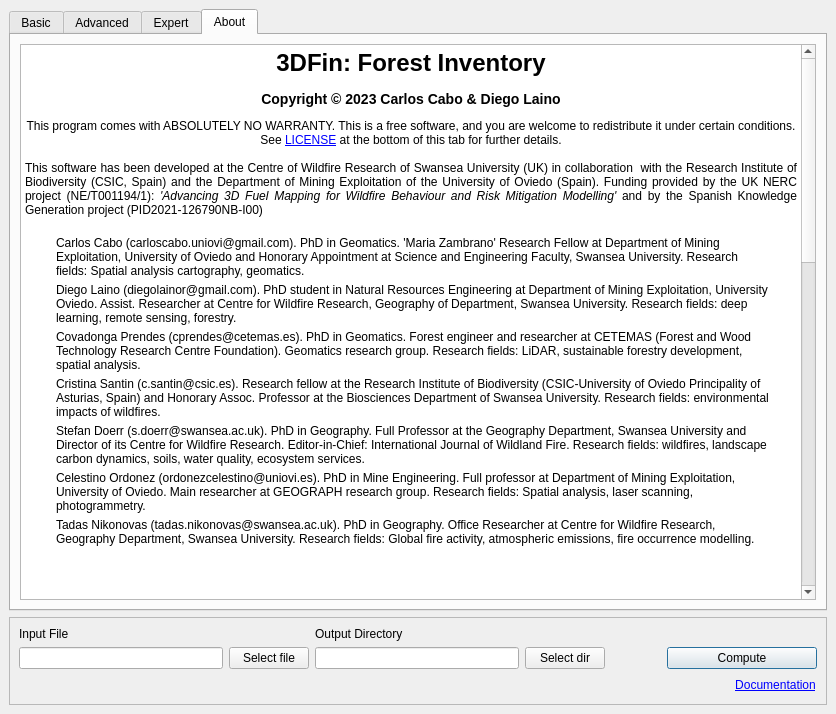
This is src/hatch-qt/qtfiles/main_window.ui in 3DFin/3DFin as Qt 5 draws it before an edit. The edited form follows.
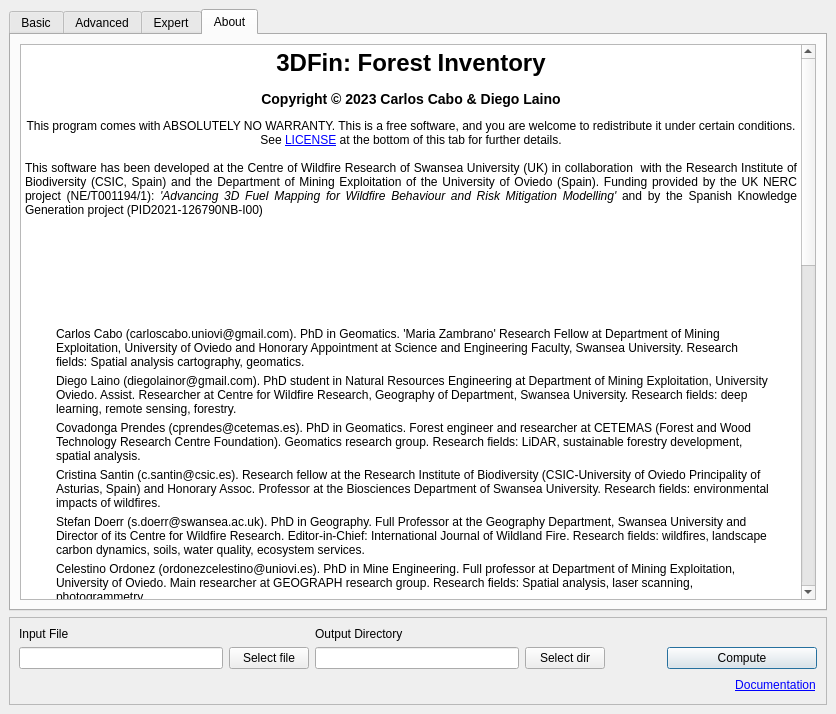
This is the edited form. The open tabs and pages were chosen to show the change. Icons and pictures are not drawn.

Commit message: Re-adding sponsors

```diff
--- a/src/hatch-qt/qtfiles/main_window.ui
+++ b/src/hatch-qt/qtfiles/main_window.ui
@@ -1610,6 +1610,24 @@
 &lt;p align=&quot;center&quot; style=&quot; margin-top:0px; margin-bottom:0px; margin-left:0px; margin-right:0px; -qt-block-indent:0; text-indent:0px;&quot;&gt;See &lt;a href=&quot;#license&quot;&gt;&lt;span style=&quot; text-decoration: underline; color:#0000ff;&quot;&gt;LICENSE&lt;/span&gt;&lt;/a&gt; at the bottom of this tab for further details.&lt;/p&gt;
 &lt;p align=&quot;center&quot; style=&quot;-qt-paragraph-type:empty; margin-top:0px; margin-bottom:0px; margin-left:0px; margin-right:0px; -qt-block-indent:0; text-indent:0px;&quot;&gt;&lt;br /&gt;&lt;/p&gt;
 &lt;p align=&quot;justify&quot; style=&quot; margin-top:0px; margin-bottom:0px; margin-left:0px; margin-right:0px; -qt-block-indent:0; text-indent:0px;&quot;&gt;This software has been developed at the Centre of Wildfire Research of Swansea University (UK) in collaboration  with the Research Institute of Biodiversity (CSIC, Spain) and the Department of Mining Exploitation of the University of Oviedo (Spain). Funding provided by the UK NERC project (NE/T001194/1): &lt;span style=&quot; font-style:italic;&quot;&gt;'Advancing 3D Fuel Mapping for Wildfire Behaviour and Risk Mitigation Modelling' &lt;/span&gt;and by the Spanish Knowledge Generation project (PID2021-126790NB-I00)&lt;/p&gt;
+&lt;p style=&quot;-qt-paragraph-type:empty; margin-top:0px; margin-bottom:0px; margin-left:0px; margin-right:0px; -qt-block-indent:0; text-indent:0px;&quot;&gt;&lt;br /&gt;&lt;/p&gt;
+&lt;p style=&quot;-qt-paragraph-type:empty; margin-top:0px; margin-bottom:0px; margin-left:0px; margin-right:0px; -qt-block-indent:0; text-indent:0px;&quot;&gt;&lt;br /&gt;&lt;/p&gt;
+&lt;p style=&quot;-qt-paragraph-type:empty; margin-top:0px; margin-bottom:0px; margin-left:0px; margin-right:0px; -qt-block-indent:0; text-indent:0px;&quot;&gt;&lt;br /&gt;&lt;/p&gt;
+&lt;table border=&quot;0&quot; style=&quot; margin-top:0px; margin-bottom:0px; margin-left:0px; margin-right:0px;&quot; align=&quot;center&quot; cellspacing=&quot;5&quot; cellpadding=&quot;5&quot;&gt;
+&lt;tr&gt;
+&lt;td&gt;
+&lt;p style=&quot; margin-top:0px; margin-bottom:0px; margin-left:0px; margin-right:0px; -qt-block-indent:0; text-indent:0px;&quot;&gt;&lt;img src=&quot;:/assets/three_d_fin/assets/csic_logo_1.png&quot; /&gt;&lt;/p&gt;&lt;/td&gt;
+&lt;td&gt;
+&lt;p style=&quot; margin-top:0px; margin-bottom:0px; margin-left:0px; margin-right:0px; -qt-block-indent:0; text-indent:0px;&quot;&gt;&lt;img src=&quot;:/assets/three_d_fin/assets/spain_logo_1.png&quot; /&gt;&lt;/p&gt;&lt;/td&gt;
+&lt;td&gt;
+&lt;p style=&quot; margin-top:0px; margin-bottom:0px; margin-left:0px; margin-right:0px; -qt-block-indent:0; text-indent:0px;&quot;&gt;&lt;img src=&quot;:/assets/three_d_fin/assets/nerc_logo_1.png&quot; /&gt;&lt;/p&gt;&lt;/td&gt;&lt;/tr&gt;
+&lt;tr&gt;
+&lt;td&gt;
+&lt;p style=&quot; margin-top:0px; margin-bottom:0px; margin-left:0px; margin-right:0px; -qt-block-indent:0; text-indent:0px;&quot;&gt;&lt;img src=&quot;:/assets/three_d_fin/assets/cetemas_logo_1.png&quot; /&gt;&lt;/p&gt;&lt;/td&gt;
+&lt;td&gt;
+&lt;p style=&quot; margin-top:0px; margin-bottom:0px; margin-left:0px; margin-right:0px; -qt-block-indent:0; text-indent:0px;&quot;&gt;&lt;img src=&quot;:/assets/three_d_fin/assets/uniovi_logo_1.png&quot; /&gt;&lt;/p&gt;&lt;/td&gt;
+&lt;td&gt;
+&lt;p style=&quot; margin-top:0px; margin-bottom:0px; margin-left:0px; margin-right:0px; -qt-block-indent:0; text-indent:0px;&quot;&gt;&lt;img src=&quot;:/assets/three_d_fin/assets/swansea_logo_1.png&quot; /&gt;&lt;/p&gt;&lt;/td&gt;&lt;/tr&gt;&lt;/table&gt;
 &lt;p align=&quot;justify&quot; style=&quot;-qt-paragraph-type:empty; margin-top:0px; margin-bottom:0px; margin-left:0px; margin-right:0px; -qt-block-indent:0; text-indent:0px;&quot;&gt;&lt;br /&gt;&lt;/p&gt;
 &lt;p align=&quot;center&quot; style=&quot;-qt-paragraph-type:empty; margin-top:0px; margin-bottom:0px; margin-left:0px; margin-right:0px; -qt-block-indent:0; text-indent:0px;&quot;&gt;&lt;br /&gt;&lt;/p&gt;
 &lt;table border=&quot;0&quot; style=&quot; margin-top:0px; margin-bottom:0px; margin-left:20px; margin-right:20px;&quot; cellspacing=&quot;5&quot; cellpadding=&quot;0&quot;&gt;
```
Left out of the diff: 2 changed lines with no effect on the pictures.
